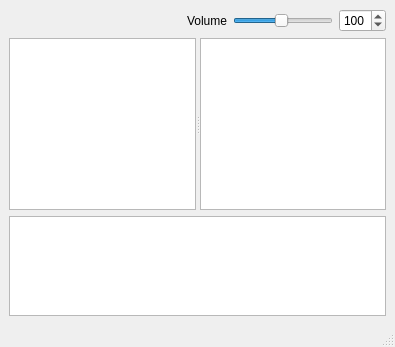
Before: the Qt Designer form main.ui in MaurizioB/SampleBrowse, drawn with Qt 5.
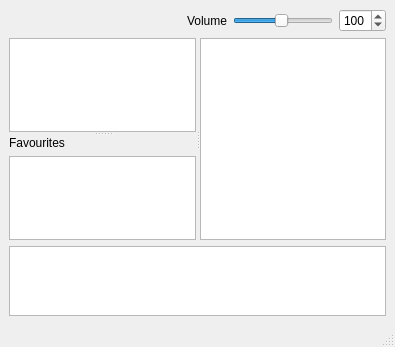
After: the same form once the commit is applied.

Commit message: Added Favourites directory table with loading. Favourites directories are not stored yet upon restart.

```diff
--- a/main.ui
+++ b/main.ui
@@ -14,42 +14,7 @@
    <string>SampleBrowser</string>
   </property>
   <widget class="QWidget" name="centralwidget">
-   <layout class="QGridLayout" name="gridLayout" rowstretch="0,10,0">
-    <item row="1" column="0">
-     <widget class="QSplitter" name="splitter">
-      <property name="orientation">
-       <enum>Qt::Horizontal</enum>
-      </property>
-      <property name="childrenCollapsible">
-       <bool>false</bool>
-      </property>
-      <widget class="QTreeView" name="fsView">
-       <property name="sortingEnabled">
-        <bool>false</bool>
-       </property>
-       <attribute name="headerVisible">
-        <bool>false</bool>
-       </attribute>
-      </widget>
-      <widget class="QTableView" name="sampleView">
-       <property name="editTriggers">
-        <set>QAbstractItemView::NoEditTriggers</set>
-       </property>
-       <property name="selectionBehavior">
-        <enum>QAbstractItemView::SelectRows</enum>
-       </property>
-       <property name="horizontalScrollMode">
-        <enum>QAbstractItemView::ScrollPerPixel</enum>
-       </property>
-       <attribute name="horizontalHeaderHighlightSections">
-        <bool>false</bool>
-       </attribute>
-       <attribute name="verticalHeaderVisible">
-        <bool>false</bool>
-       </attribute>
-      </widget>
-     </widget>
-    </item>
+   <layout class="QGridLayout" name="gridLayout" rowstretch="0,0,0">
     <item row="0" column="0">
      <layout class="QHBoxLayout" name="horizontalLayout">
       <item>
@@ -134,6 +99,79 @@
       </property>
      </widget>
     </item>
+    <item row="1" column="0">
+     <widget class="QSplitter" name="mainSplitter">
+      <property name="orientation">
+       <enum>Qt::Horizontal</enum>
+      </property>
+      <property name="childrenCollapsible">
+       <bool>false</bool>
+      </property>
+      <widget class="QSplitter" name="fsSplitter">
+       <property name="orientation">
+        <enum>Qt::Vertical</enum>
+       </property>
+       <property name="childrenCollapsible">
+        <bool>false</bool>
+       </property>
+       <widget class="QTreeView" name="fsView">
+        <property name="contextMenuPolicy">
+         <enum>Qt::CustomContextMenu</enum>
+        </property>
+        <attribute name="headerVisible">
+         <bool>false</bool>
+        </attribute>
+       </widget>
+       <widget class="QWidget" name="verticalLayoutWidget">
+        <layout class="QVBoxLayout" name="verticalLayout">
+         <item>
+          <widget class="QLabel" name="label_2">
+           <property name="text">
+            <string>Favourites</string>
+           </property>
+          </widget>
+         </item>
+         <item>
+          <widget class="QTableView" name="favouritesTable">
+           <property name="selectionBehavior">
+            <enum>QAbstractItemView::SelectRows</enum>
+           </property>
+           <property name="sortingEnabled">
+            <bool>true</bool>
+           </property>
+           <attribute name="horizontalHeaderHighlightSections">
+            <bool>false</bool>
+           </attribute>
+           <attribute name="verticalHeaderVisible">
+            <bool>false</bool>
+           </attribute>
+           <attribute name="verticalHeaderHighlightSections">
+            <bool>false</bool>
+           </attribute>
+          </widget>
+         </item>
+        </layout>
+       </widget>
+      </widget>
+      <widget class="QTableView" name="sampleView">
+       <property name="editTriggers">
+        <set>QAbstractItemView::NoEditTriggers</set>
+       </property>
+       <property name="selectionBehavior">
+        <enum>QAbstractItemView::SelectRows</enum>
+       </property>
+       <property name="horizontalScrollMode">
+        <enum>QAbstractItemView::ScrollPerPixel</enum>
+       </property>
+       <attribute name="horizontalHeaderHighlightSections">
+        <bool>false</bool>
+       </attribute>
+       <attribute name="verticalHeaderVisible">
+        <bool>false</bool>
+       </attribute>
+      </widget>
+     </widget>
+    </item>
    </layout>
   </widget>
   <widget class="QMenuBar" name="menubar">
```
Left out of the diff: 2 changed lines with no effect on the pictures. The commit also changes 1 other file.
